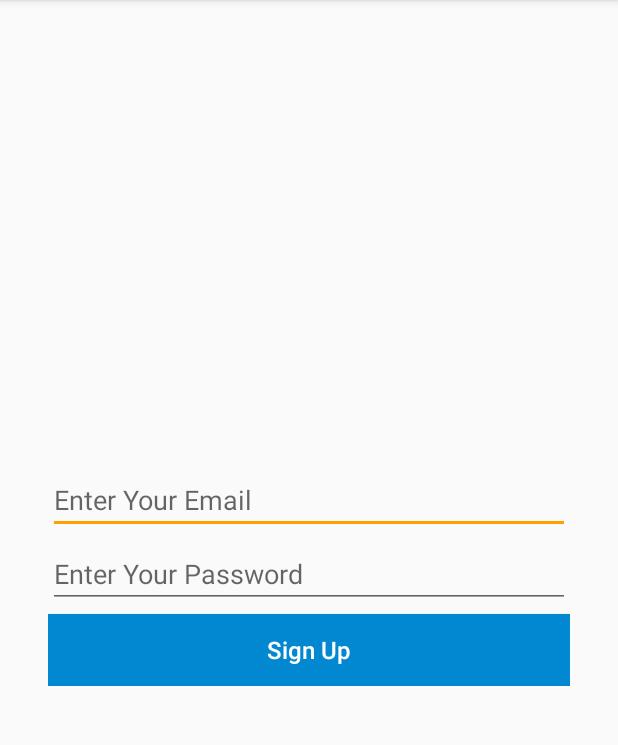
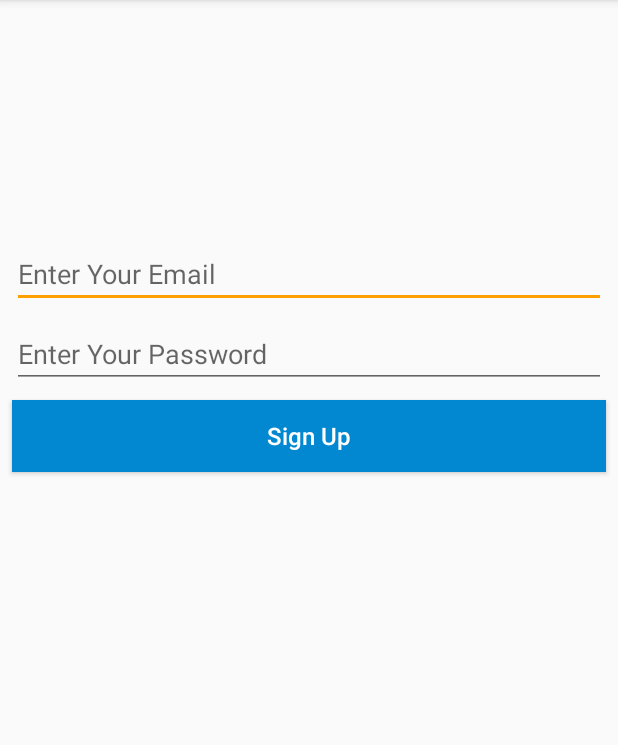
Before and after one commit to MRoyDroid/Firebase-In-One-App, an Android app: the screen it shows after launch (SignUpActivity), on a phone screen of 412 x 824 dp, the part 84-829 px from its top. Run offline under Robolectric (Android 15) with nearby library versions, the phone set to English and light mode, and no system bars; our stand-ins replace Firebase (no records; nobody signed in at launch, a user with empty details on screens opened directly).

Commit message:
Converts the layout to Constraint Layout

```diff
--- a/app/src/main/res/layout/activity_sign_up.xml
+++ b/app/src/main/res/layout/activity_sign_up.xml
@@ -1,52 +1,79 @@
 <?xml version="1.0" encoding="utf-8"?>
-<LinearLayout xmlns:android="http://schemas.android.com/apk/res/android"
+<android.support.constraint.ConstraintLayout xmlns:android="http://schemas.android.com/apk/res/android"
+    xmlns:app="http://schemas.android.com/apk/res-auto"
     xmlns:tools="http://schemas.android.com/tools"
     android:layout_width="match_parent"
     android:layout_height="match_parent"
     android:gravity="center"
     android:orientation="vertical"
-    android:padding="@dimen/activity_default_padding"
-    tools:context="com.mithuroy.firebaseinoneapp.view.SignUpActivity">
+    tools:context="com.mithuroy.firebaseinoneapp.view.SignUpActivity"
+    tools:layout_editor_absoluteY="81dp"
+    tools:layout_editor_absoluteX="0dp">
 
     <EditText
         android:id="@+id/et_sign_up_email"
-        android:layout_width="match_parent"
+        android:layout_width="0dp"
         android:layout_height="wrap_content"
+        android:layout_marginEnd="8dp"
+        android:layout_marginLeft="8dp"
+        android:layout_marginRight="8dp"
+        android:layout_marginStart="8dp"
+        android:layout_marginTop="160dp"
         android:hint="@string/hint_email"
-        android:inputType="textEmailAddress" />
+        android:inputType="textEmailAddress"
+        app:layout_constraintHorizontal_bias="0.0"
+        app:layout_constraintLeft_toLeftOf="parent"
+        app:layout_constraintRight_toRightOf="parent"
+        app:layout_constraintTop_toTopOf="parent" />
 
     <EditText
         android:id="@+id/et_sign_up_password"
-        android:layout_width="match_parent"
+        android:layout_width="0dp"
         android:layout_height="wrap_content"
-        android:layout_marginTop="@dimen/default_margin_top_4dp"
+        android:layout_marginEnd="8dp"
+        android:layout_marginLeft="8dp"
+        android:layout_marginRight="8dp"
+        android:layout_marginStart="8dp"
+        android:layout_marginTop="8dp"
         android:hint="@string/hint_password"
-        android:inputType="textPassword" />
+        android:inputType="textPassword"
+        app:layout_constraintLeft_toLeftOf="parent"
+        app:layout_constraintRight_toRightOf="parent"
+        app:layout_constraintTop_toBottomOf="@+id/et_sign_up_email" />
 
-    <RelativeLayout
-        android:layout_width="match_parent"
-        android:layout_height="wrap_content">
 
     <Button
         android:id="@+id/btn_sign_up"
-            android:layout_width="match_parent"
+        android:layout_width="0dp"
         android:layout_height="wrap_content"
-            android:layout_marginTop="@dimen/default_margin_top_4dp"
+        android:layout_marginLeft="8dp"
+        android:layout_marginRight="8dp"
+        android:layout_marginTop="8dp"
         android:background="@color/colorPrimaryDark"
         android:onClick="onClickSignUpButton"
         android:text="@string/button_text_sign_up"
         android:textAllCaps="false"
         android:textColor="@android:color/white"
-            android:textSize="@dimen/default_button_text_16sp" />
+        android:textSize="@dimen/default_button_text_16sp"
+        app:layout_constraintLeft_toLeftOf="parent"
+        app:layout_constraintRight_toRightOf="parent"
+        app:layout_constraintTop_toBottomOf="@+id/et_sign_up_password"
+        android:layout_marginStart="8dp"
+        android:layout_marginEnd="8dp" />
 
     <ProgressBar
         android:id="@+id/pb_sign_up"
+        style="?android:attr/progressBarStyle"
         android:layout_width="wrap_content"
         android:layout_height="wrap_content"
-            android:layout_alignTop="@+id/btn_sign_up"
-            android:layout_centerInParent="true"
-            android:visibility="gone" />
+        android:layout_marginStart="8dp"
+        android:layout_marginEnd="8dp"
+        android:layout_marginTop="8dp"
+        app:layout_constraintTop_toBottomOf="@+id/et_sign_up_password"
+        android:layout_marginLeft="8dp"
+        app:layout_constraintLeft_toLeftOf="parent"
+        android:layout_marginRight="8dp"
+        app:layout_constraintRight_toRightOf="parent" />
 
-    </RelativeLayout>
 
-</LinearLayout>
+</android.support.constraint.ConstraintLayout>
```
Lines whose indentation alone changed are shown as unchanged.
